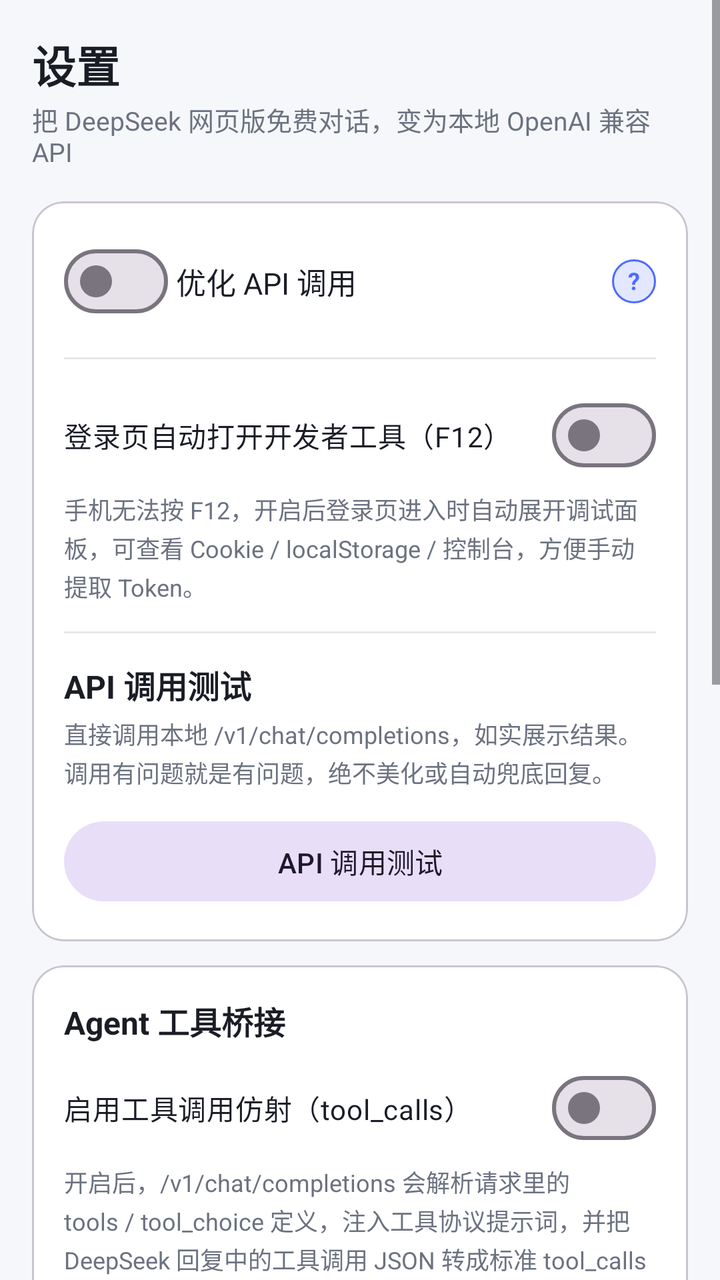
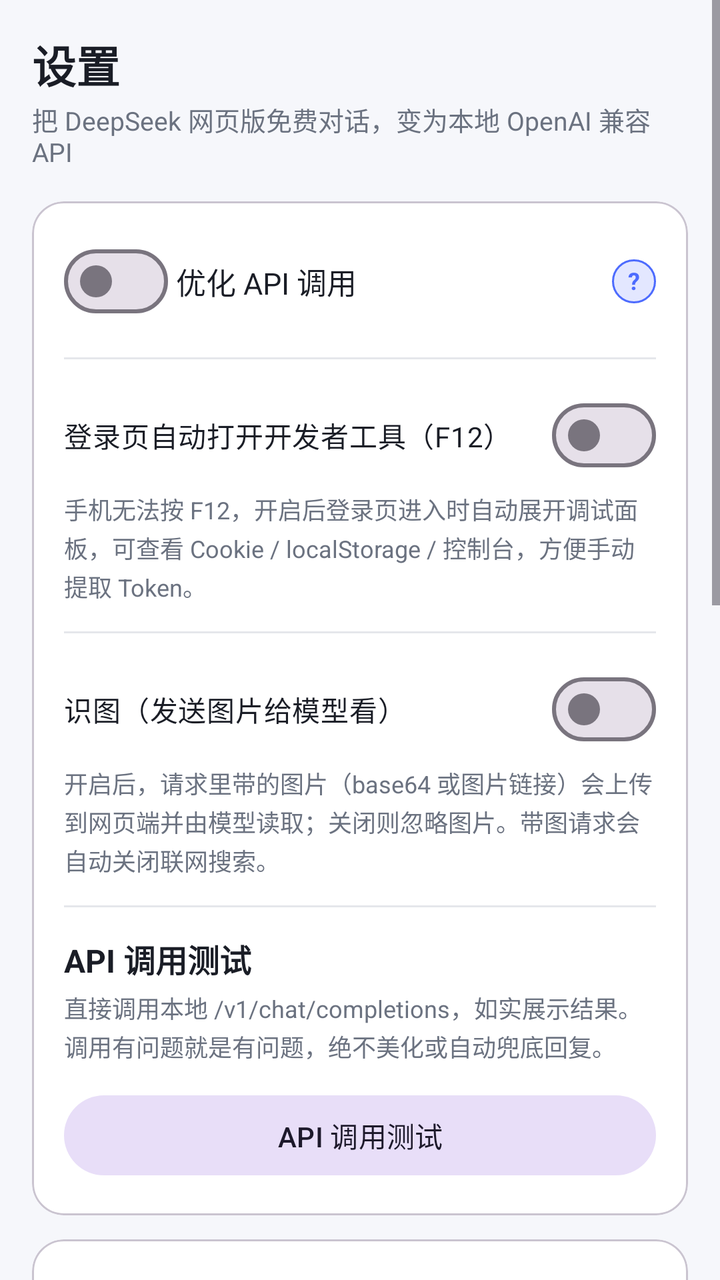

Two renders of the same Android screen: before a commit and after it. Below are the layout's source before the change and the commit's diff.
<!-- AndroidManifest.xml: application theme Theme.App -->
<!-- res/layout/page_settings.xml -->
<?xml version="1.0" encoding="utf-8"?>
<ScrollView xmlns:android="http://schemas.android.com/apk/res/android"
    xmlns:app="http://schemas.android.com/apk/res-auto"
    android:layout_width="match_parent"
    android:layout_height="match_parent"
    android:background="@color/bg"
    android:fillViewport="true">

    <LinearLayout
        android:layout_width="match_parent"
        android:layout_height="wrap_content"
        android:orientation="vertical"
        android:padding="16dp">

        <TextView
            android:layout_width="wrap_content"
            android:layout_height="wrap_content"
            android:text="@string/settings_title"
            android:textColor="@color/text_primary"
            android:textSize="22sp"
            android:textStyle="bold" />

        <TextView
            android:layout_width="wrap_content"
            android:layout_height="wrap_content"
            android:layout_marginTop="2dp"
            android:text="@string/home_subtitle"
            android:textColor="@color/text_secondary"
            android:textSize="13sp" />

        
        <com.google.android.material.card.MaterialCardView
            android:layout_width="match_parent"
            android:layout_height="wrap_content"
            android:layout_marginTop="16dp"
            app:cardBackgroundColor="@color/card_bg"
            app:cardCornerRadius="16dp"
            app:cardElevation="0dp">

            <LinearLayout
                android:layout_width="match_parent"
                android:layout_height="wrap_content"
                android:orientation="vertical"
                android:padding="16dp">

                
                <LinearLayout
                    android:layout_width="match_parent"
                    android:layout_height="wrap_content"
                    android:gravity="center_vertical"
                    android:orientation="horizontal">

                    <com.google.android.material.materialswitch.MaterialSwitch
                        android:id="@+id/switchOptimizeApi"
                        android:layout_width="wrap_content"
                        android:layout_height="wrap_content" />

                    <TextView
                        android:layout_width="0dp"
                        android:layout_height="wrap_content"
                        android:layout_weight="1"
                        android:layout_marginStart="4dp"
                        android:text="@string/settings_optimize_api"
                        android:textColor="@color/text_primary"
                        android:textSize="15sp" />

                    <TextView
                        android:id="@+id/btnOptimizeInfo"
                        android:layout_width="22dp"
                        android:layout_height="22dp"
                        android:layout_marginStart="6dp"
                        android:background="@drawable/bg_circle_info"
                        android:clickable="true"
                        android:focusable="true"
                        android:gravity="center"
                        android:text="?"
                        android:textColor="@color/primary"
                        android:textSize="12sp"
                        android:textStyle="bold"
                        android:paddingBottom="1dp" />
                </LinearLayout>

                <TextView
                    android:id="@+id/txtOptimizeInfo"
                    android:layout_width="match_parent"
                    android:layout_height="wrap_content"
                    android:layout_marginTop="6dp"
                    android:lineSpacingExtra="2dp"
                    android:text="@string/settings_optimize_api_desc"
                    android:textColor="@color/text_secondary"
                    android:textSize="12sp"
                    android:visibility="gone" />

                <View
                    android:layout_width="match_parent"
                    android:layout_height="1dp"
                    android:layout_marginTop="14dp"
                    android:layout_marginBottom="14dp"
                    android:background="@color/divider" />

                <com.google.android.material.materialswitch.MaterialSwitch
                    android:id="@+id/switchLoginDebug"
                    android:layout_width="match_parent"
                    android:layout_height="wrap_content"
                    android:text="@string/devtools_setting"
                    android:textColor="@color/text_primary" />

                <TextView
                    android:layout_width="match_parent"
                    android:layout_height="wrap_content"
                    android:layout_marginTop="4dp"
                    android:lineSpacingExtra="2dp"
                    android:text="@string/devtools_setting_desc"
                    android:textColor="@color/text_secondary"
                    android:textSize="12sp" />

                <View
                    android:layout_width="match_parent"
                    android:layout_height="1dp"
                    android:layout_marginTop="14dp"
                    android:layout_marginBottom="14dp"
                    android:background="@color/divider" />

                <TextView
                    android:layout_width="wrap_content"
                    android:layout_height="wrap_content"
                    android:text="@string/settings_api_test"
                    android:textColor="@color/text_primary"
                    android:textSize="16sp"
                    android:textStyle="bold" />

                <TextView
                    android:layout_width="match_parent"
                    android:layout_height="wrap_content"
                    android:layout_marginTop="4dp"
                    android:lineSpacingExtra="2dp"
                    android:text="@string/settings_api_test_desc"
                    android:textColor="@color/text_secondary"
                    android:textSize="12sp" />

                <com.google.android.material.button.MaterialButton
                    android:id="@+id/btnApiTest"
                    android:layout_width="match_parent"
                    android:layout_height="wrap_content"
                    android:layout_marginTop="12dp"
                    android:text="@string/test_dialog_title"
                    style="@style/Widget.Material3.Button.TonalButton" />
            </LinearLayout>
        </com.google.android.material.card.MaterialCardView>

        
        <com.google.android.material.card.MaterialCardView
            android:layout_width="match_parent"
            android:layout_height="wrap_content"
            android:layout_marginTop="12dp"
            app:cardBackgroundColor="@color/card_bg"
            app:cardCornerRadius="16dp"
            app:cardElevation="0dp">

            <LinearLayout
                android:layout_width="match_parent"
                android:layout_height="wrap_content"
                android:orientation="vertical"
                android:padding="16dp">

                <TextView
                    android:layout_width="wrap_content"
                    android:layout_height="wrap_content"
                    android:text="@string/settings_agent_title"
                    android:textColor="@color/text_primary"
                    android:textSize="16sp"
                    android:textStyle="bold" />

                <com.google.android.material.materialswitch.MaterialSwitch
                    android:id="@+id/switchToolBridge"
                    android:layout_width="match_parent"
                    android:layout_height="wrap_content"
                    android:layout_marginTop="8dp"
                    android:text="@string/settings_tool_bridge"
                    android:textColor="@color/text_primary" />

                <TextView
                    android:layout_width="match_parent"
                    android:layout_height="wrap_content"
                    android:layout_marginTop="4dp"
                    android:lineSpacingExtra="2dp"
                    android:text="@string/settings_tool_bridge_desc"
                    android:textColor="@color/text_secondary"
                    android:textSize="12sp" />

                <View
                    android:layout_width="match_parent"
                    android:layout_height="1dp"
                    android:layout_marginTop="14dp"
                    android:layout_marginBottom="14dp"
                    android:background="@color/divider" />

                <TextView
                    android:layout_width="wrap_content"
                    android:layout_height="wrap_content"
                    android:text="@string/settings_rate_title"
                    android:textColor="@color/text_primary"
                    android:textSize="16sp"
                    android:textStyle="bold" />

                <TextView
                    android:layout_width="match_parent"
                    android:layout_height="wrap_content"
                    android:layout_marginTop="4dp"
                    android:lineSpacingExtra="2dp"
                    android:text="@string/settings_rate_desc"
                    android:textColor="@color/text_secondary"
                    android:textSize="12sp" />

                <TextView
                    android:id="@+id/txtRateUsage"
                    android:layout_width="match_parent"
                    android:layout_height="wrap_content"
                    android:layout_marginTop="10dp"
                    android:textColor="@color/text_primary"
                    android:textSize="13sp"
                    android:textStyle="bold" />

                <TextView
                    android:id="@+id/txtCooldown"
                    android:layout_width="match_parent"
                    android:layout_height="wrap_content"
                    android:layout_marginTop="4dp"
                    android:textColor="@color/success"
                    android:textSize="13sp" />

                <LinearLayout
                    android:layout_width="match_parent"
                    android:layout_height="wrap_content"
                    android:layout_marginTop="12dp"
                    android:orientation="horizontal">

                    <com.google.android.material.button.MaterialButton
                        android:id="@+id/btnRateLimits"
                        style="@style/Widget.Material3.Button.TonalButton"
                        android:layout_width="0dp"
                        android:layout_height="wrap_content"
                        android:layout_weight="1"
                        android:text="@string/settings_rate_limits_btn" />

                    <com.google.android.material.button.MaterialButton
                        android:id="@+id/btnEventLog"
                        style="@style/Widget.Material3.Button.TonalButton"
                        android:layout_width="0dp"
                        android:layout_height="wrap_content"
                        android:layout_marginStart="10dp"
                        android:layout_weight="1"
                        android:text="@string/settings_event_log_btn" />
                </LinearLayout>
            </LinearLayout>
        </com.google.android.material.card.MaterialCardView>

        
        <com.google.android.material.card.MaterialCardView
            android:layout_width="match_parent"
            android:layout_height="wrap_content"
            android:layout_marginTop="12dp"
            app:cardBackgroundColor="@color/card_bg"
            app:cardCornerRadius="16dp"
            app:cardElevation="0dp">

            <LinearLayout
                android:layout_width="match_parent"
                android:layout_height="wrap_content"
                android:orientation="vertical">

                <LinearLayout
                    android:id="@+id/btnHelpHeader"
                    android:layout_width="match_parent"
                    android:layout_height="wrap_content"
                    android:gravity="center_vertical"
                    android:orientation="horizontal"
                    android:padding="16dp"
                    android:clickable="true"
                    android:focusable="true">

                    <TextView
                        android:layout_width="0dp"
                        android:layout_height="wrap_content"
                        android:layout_weight="1"
                        android:text="@string/settings_btn_help"
                        android:textColor="@color/text_primary"
                        android:textSize="16sp"
                        android:textStyle="bold" />

                    <TextView
                        android:id="@+id/txtHelpArrow"
                        android:layout_width="wrap_content"
                        android:layout_height="wrap_content"
                        android:text="▾"
                        android:textColor="@color/text_secondary"
                        android:textSize="18sp" />
                </LinearLayout>

                <LinearLayout
                    android:id="@+id/helpBody"
                    android:layout_width="match_parent"
                    android:layout_height="wrap_content"
                    android:orientation="vertical"
                    android:paddingStart="16dp"
                    android:paddingEnd="16dp"
                    android:paddingBottom="16dp"
                    android:visibility="gone">

                    <TextView
                        android:layout_width="match_parent"
                        android:layout_height="wrap_content"
                        android:layout_marginTop="2dp"
                        android:text="@string/settings_help_1_title"
                        android:textColor="@color/text_primary"
                        android:textSize="14sp"
                        android:textStyle="bold" />

                    <TextView
                        android:layout_width="match_parent"
                        android:layout_height="wrap_content"
                        android:layout_marginTop="4dp"
                        android:lineSpacingExtra="2dp"
                        android:text="@string/settings_help_1_body"
                        android:textColor="@color/text_secondary"
                        android:textSize="13sp" />

                    <TextView
                        android:layout_width="match_parent"
                        android:layout_height="wrap_content"
                        android:layout_marginTop="14dp"
                        android:text="@string/settings_help_2_title"
                        android:textColor="@color/text_primary"
                        android:textSize="14sp"
                        android:textStyle="bold" />

                    <TextView
                        android:layout_width="match_parent"
                        android:layout_height="wrap_content"
                        android:layout_marginTop="4dp"
                        android:lineSpacingExtra="2dp"
                        android:text="@string/settings_help_2_body"
                        android:textColor="@color/text_secondary"
                        android:textSize="13sp" />

                    <TextView
                        android:layout_width="match_parent"
                        android:layout_height="wrap_content"
                        android:layout_marginTop="14dp"
                        android:text="@string/settings_help_3_title"
                        android:textColor="@color/text_primary"
                        android:textSize="14sp"
                        android:textStyle="bold" />

                    <TextView
                        android:layout_width="match_parent"
                        android:layout_height="wrap_content"
                        android:layout_marginTop="4dp"
                        android:lineSpacingExtra="2dp"
                        android:text="@string/settings_help_3_body"
                        android:textColor="@color/text_secondary"
                        android:textSize="13sp" />

                    <TextView
                        android:layout_width="match_parent"
                        android:layout_height="wrap_content"
                        android:layout_marginTop="14dp"
                        android:text="@string/settings_help_4_title"
                        android:textColor="@color/text_primary"
                        android:textSize="14sp"
                        android:textStyle="bold" />

                    <TextView
                        android:layout_width="match_parent"
                        android:layout_height="wrap_content"
                        android:layout_marginTop="4dp"
                        android:lineSpacingExtra="2dp"
                        android:text="@string/settings_help_4_body"
                        android:textColor="@color/text_secondary"
                        android:textSize="13sp" />

                    <TextView
                        android:layout_width="match_parent"
                        android:layout_height="wrap_content"
                        android:layout_marginTop="14dp"
                        android:text="@string/settings_help_5_title"
                        android:textColor="@color/text_primary"
                        android:textSize="14sp"
                        android:textStyle="bold" />

                    <TextView
                        android:layout_width="match_parent"
                        android:layout_height="wrap_content"
                        android:layout_marginTop="4dp"
                        android:lineSpacingExtra="2dp"
                        android:text="@string/settings_help_5_body"
                        android:textColor="@color/text_secondary"
                        android:textSize="13sp" />
                </LinearLayout>
            </LinearLayout>
        </com.google.android.material.card.MaterialCardView>

        
        <com.google.android.material.card.MaterialCardView
            android:layout_width="match_parent"
            android:layout_height="wrap_content"
            android:layout_marginTop="12dp"
            android:layout_marginBottom="24dp"
            app:cardBackgroundColor="@color/card_bg"
            app:cardCornerRadius="16dp"
            app:cardElevation="0dp">

            <LinearLayout
                android:layout_width="match_parent"
                android:layout_height="wrap_content"
                android:orientation="vertical"
                android:padding="16dp">

                <TextView
                    android:layout_width="wrap_content"
                    android:layout_height="wrap_content"
                    android:text="@string/settings_about_title"
                    android:textColor="@color/text_primary"
                    android:textSize="16sp"
                    android:textStyle="bold" />

                <TextView
                    android:layout_width="match_parent"
                    android:layout_height="wrap_content"
                    android:layout_marginTop="6dp"
                    android:lineSpacingExtra="2dp"
                    android:text="@string/settings_about_body"
                    android:textColor="@color/text_secondary"
                    android:textSize="13sp" />
            </LinearLayout>
        </com.google.android.material.card.MaterialCardView>

    </LinearLayout>
</ScrollView>
<!-- resources referenced by this layout -->
<resources>
  <color name="bg">#F6F7FB</color>
  <color name="card_bg">#FFFFFF</color>
  <color name="divider">#E5E7EB</color>
  <color name="primary">#4D6BFE</color>
  <color name="success">#16A34A</color>
  <color name="text_primary">#1A1D26</color>
  <color name="text_secondary">#6B7280</color>
  <string name="devtools_setting">登录页自动打开开发者工具（F12）</string>
  <string name="devtools_setting_desc">手机无法按 F12，开启后登录页进入时自动展开调试面板，可查看 Cookie / localStorage / 控制台，方便手动提取 Token。</string>
  <string name="home_subtitle">把 DeepSeek 网页版免费对话，变为本地 OpenAI 兼容 API</string>
  <string name="settings_about_body">DeepSeek Local API v2.0.0\n已适配 DeepSeek V4.1 Flash（2026-09 官方新模型）。在遵守 DeepSeek 服务条款的前提下，将网页版免费对话转为本地 OpenAI 兼容 API。逆向接口不稳定，请勿商用。</string>
  <string name="settings_about_title">关于</string>
  <string name="settings_agent_title">Agent 工具桥接</string>
  <string name="settings_api_test">API 调用测试</string>
  <string name="settings_api_test_desc">直接调用本地 /v1/chat/completions，如实展示结果。调用有问题就是有问题，绝不美化或自动兜底回复。</string>
  <string name="settings_btn_help">帮助</string>
  <string name="settings_event_log_btn">运行事件日志</string>
  <string name="settings_help_1_body">请在“首页”点击“登录 DeepSeek”，在应用内置浏览器中完成登录，登录成功后会自动提取 Token。若自动提取失败，可在登录页打开“开发者工具”面板查看 localStorage，或点“手动输入 Token / Cookie”粘贴登录态。登录成功后回到首页点击“启动服务”。</string>
  <string name="settings_help_1_title">1. 如何获取登录态并启动服务</string>
  <string name="settings_help_2_body">在支持自定义 Base URL 和 API Key 的编程工具（如 Cursor、Codex、Cherry Studio 等）中：\n\nBase URL：就用首页显示的 http://127.0.0.1:8080/v1（已带 /v1 后缀，别再在后面加 /chat/completions，工具会自己拼上）\nAPI Key：首页显示的 sk-…\n模型：deepseek-v4.1-flash（快速）或 deepseek-v4-pro（专业·深度思考）\n\n注意：手机上的工具请用 127.0.0.1；同一 WiFi 下的电脑可开启“局域网访问”后用 http://手机IP:8080/v1。</string>
  <string name="settings_help_2_title">2. 在其他工具中调用本 API</string>
  <string name="settings_help_3_body">快速模式对应 DeepSeek V4.1 Flash（默认，2026-09 官方新模型，性能全面超越上代旗舰），专业模式对应深度思考（原 V4 Pro 已由官方下线，请求自动路由到 V4.1 Flash）。在首页“对话模式”中选择。编程工具里也可直接通过 model 参数指定，旧模型名 deepseek-v4-flash 仍兼容可用。</string>
  <string name="settings_help_3_title">3. 模型选择说明</string>
  <string name="settings_help_4_body">电脑/手机浏览器打开 chat.deepseek.com 并登录，发起一次对话后：\n\n· 方式一：按 F12 打开开发者工具 → Application → Local Storage → https://chat.deepseek.com → 找到 userToken 项，复制其 value 值。\n· 方式二：Network 标签，找到任意请求，复制 Authorization 请求头的 Bearer 值（去掉 Bearer 前缀）。\n\n把复制到的值粘贴到“手动输入 Token/Cookie”即可。</string>
  <string name="settings_help_4_title">4. 如何在浏览器获取 Token</string>
  <string name="settings_help_5_title">5. Agent 接入与风控保护（Operit / DeepSeek Harness）</string>
  <string name="settings_optimize_api">优化 API 调用</string>
  <string name="settings_optimize_api_desc">开启：复用同一 DeepSeek 会话并串联消息链，连续多条消息在官方 App 中合并进同一个对话，上下文不丢（服务重启后仍保持）。\n\n关闭：每次调用都新建一个会话，不再保留上下文（等价纯无状态）。\n\n注意：该开关只影响之后的调用。</string>
  <string name="settings_rate_desc">所有请求自动串行排队、加真人节奏间隔、按滚动窗口限额，一旦出现空回复/限流码立即进入指数冷却保护账号。按默认限额（30 次/小时、300 次/天）使用可长期稳定运行。</string>
  <string name="settings_rate_limits_btn">调整保护限额</string>
  <string name="settings_rate_title">风控保护</string>
  <string name="settings_title">设置</string>
  <string name="settings_tool_bridge">启用工具调用仿射（tool_calls）</string>
  <string name="settings_tool_bridge_desc">开启后，/v1/chat/completions 会解析请求里的 tools / tool_choice 定义，注入工具协议提示词，并把 DeepSeek 回复中的工具调用 JSON 转成标准 tool_calls 返回。接入 Operit 等 AI Agent 时必须开启。</string>
  <string name="test_dialog_title">API 调用测试</string>
  <color name="on_primary">#FFFFFF</color>
  <color name="primary_container">#E3E7FF</color>
</resources>

<!-- the commit's change to res/layout/page_settings.xml (unified diff, before → after) -->
@@ -121,6 +121,29 @@
                     android:layout_marginBottom="14dp"
                     android:background="@color/divider" />
 
+                <com.google.android.material.materialswitch.MaterialSwitch
+                    android:id="@+id/switchVision"
+                    android:layout_width="match_parent"
+                    android:layout_height="wrap_content"
+                    android:text="@string/settings_vision"
+                    android:textColor="@color/text_primary" />
+
+                <TextView
+                    android:layout_width="match_parent"
+                    android:layout_height="wrap_content"
+                    android:layout_marginTop="4dp"
+                    android:lineSpacingExtra="2dp"
+                    android:text="@string/settings_vision_desc"
+                    android:textColor="@color/text_secondary"
+                    android:textSize="12sp" />
+
+                <View
+                    android:layout_width="match_parent"
+                    android:layout_height="1dp"
+                    android:layout_marginTop="14dp"
+                    android:layout_marginBottom="14dp"
+                    android:background="@color/divider" />
+
                 <TextView
                     android:layout_width="wrap_content"
                     android:layout_height="wrap_content"
<!-- resource entries referenced after the edit -->
@@ -10,7 +10,7 @@
   <string name="devtools_setting">登录页自动打开开发者工具（F12）</string>
   <string name="devtools_setting_desc">手机无法按 F12，开启后登录页进入时自动展开调试面板，可查看 Cookie / localStorage / 控制台，方便手动提取 Token。</string>
   <string name="home_subtitle">把 DeepSeek 网页版免费对话，变为本地 OpenAI 兼容 API</string>
-  <string name="settings_about_body">DeepSeek Local API v2.0.0\n已适配 DeepSeek V4.1 Flash（2026-09 官方新模型）。在遵守 DeepSeek 服务条款的前提下，将网页版免费对话转为本地 OpenAI 兼容 API。逆向接口不稳定，请勿商用。</string>
+  <string name="settings_about_body">DeepSeek Local API v2.1.0\n模型已整合为唯一的 DeepSeek V4.1 Flash，深度思考与识图均为默认开启的能力开关。在遵守 DeepSeek 服务条款的前提下，将网页版免费对话转为本地 OpenAI 兼容 API。逆向接口不稳定，请勿商用。</string>
   <string name="settings_about_title">关于</string>
   <string name="settings_agent_title">Agent 工具桥接</string>
   <string name="settings_api_test">API 调用测试</string>
@@ -19,9 +19,9 @@
   <string name="settings_event_log_btn">运行事件日志</string>
   <string name="settings_help_1_body">请在“首页”点击“登录 DeepSeek”，在应用内置浏览器中完成登录，登录成功后会自动提取 Token。若自动提取失败，可在登录页打开“开发者工具”面板查看 localStorage，或点“手动输入 Token / Cookie”粘贴登录态。登录成功后回到首页点击“启动服务”。</string>
   <string name="settings_help_1_title">1. 如何获取登录态并启动服务</string>
-  <string name="settings_help_2_body">在支持自定义 Base URL 和 API Key 的编程工具（如 Cursor、Codex、Cherry Studio 等）中：\n\nBase URL：就用首页显示的 http://127.0.0.1:8080/v1（已带 /v1 后缀，别再在后面加 /chat/completions，工具会自己拼上）\nAPI Key：首页显示的 sk-…\n模型：deepseek-v4.1-flash（快速）或 deepseek-v4-pro（专业·深度思考）\n\n注意：手机上的工具请用 127.0.0.1；同一 WiFi 下的电脑可开启“局域网访问”后用 http://手机IP:8080/v1。</string>
+  <string name="settings_help_2_body">在支持自定义 Base URL 和 API Key 的编程工具（如 Cursor、Codex、Cherry Studio 等）中：\n\nBase URL：就用首页显示的 http://127.0.0.1:8080/v1（已带 /v1 后缀，别再在后面加 /chat/completions，工具会自己拼上）\nAPI Key：首页显示的 sk-…\n模型：deepseek-v4.1-flash（唯一模型，深度思考与识图默认开启）\n\n注意：手机上的工具请用 127.0.0.1；同一 WiFi 下的电脑可开启“局域网访问”后用 http://手机IP:8080/v1。</string>
   <string name="settings_help_2_title">2. 在其他工具中调用本 API</string>
-  <string name="settings_help_3_body">快速模式对应 DeepSeek V4.1 Flash（默认，2026-09 官方新模型，性能全面超越上代旗舰），专业模式对应深度思考（原 V4 Pro 已由官方下线，请求自动路由到 V4.1 Flash）。在首页“对话模式”中选择。编程工具里也可直接通过 model 参数指定，旧模型名 deepseek-v4-flash 仍兼容可用。</string>
+  <string name="settings_help_3_body">现在只有一个模型：DeepSeek V4.1 Flash。官方已把原 V4 Flash / V4 Flash Vision / V4 Pro 全部整合进去，因此不再有“快速 / 专业”两种模式。深度思考与识图是独立开关（默认都开）：对话页可关深度思考，设置页可关识图。编程工具里填 deepseek-v4-flash、deepseek-v4-pro 等旧名，都会被归到 V4.1 Flash，行为一致。</string>
   <string name="settings_help_3_title">3. 模型选择说明</string>
   <string name="settings_help_4_body">电脑/手机浏览器打开 chat.deepseek.com 并登录，发起一次对话后：\n\n· 方式一：按 F12 打开开发者工具 → Application → Local Storage → https://chat.deepseek.com → 找到 userToken 项，复制其 value 值。\n· 方式二：Network 标签，找到任意请求，复制 Authorization 请求头的 Bearer 值（去掉 Bearer 前缀）。\n\n把复制到的值粘贴到“手动输入 Token/Cookie”即可。</string>
   <string name="settings_help_4_title">4. 如何在浏览器获取 Token</string>
@@ -34,6 +34,8 @@
   <string name="settings_title">设置</string>
   <string name="settings_tool_bridge">启用工具调用仿射（tool_calls）</string>
   <string name="settings_tool_bridge_desc">开启后，/v1/chat/completions 会解析请求里的 tools / tool_choice 定义，注入工具协议提示词，并把 DeepSeek 回复中的工具调用 JSON 转成标准 tool_calls 返回。接入 Operit 等 AI Agent 时必须开启。</string>
+  <string name="settings_vision">识图（发送图片给模型看）</string>
+  <string name="settings_vision_desc">开启后，请求里带的图片（base64 或图片链接）会上传到网页端并由模型读取；关闭则忽略图片。带图请求会自动关闭联网搜索。</string>
   <string name="test_dialog_title">API 调用测试</string>
   <color name="on_primary">#FFFFFF</color>
   <color name="primary_container">#E3E7FF</color>
